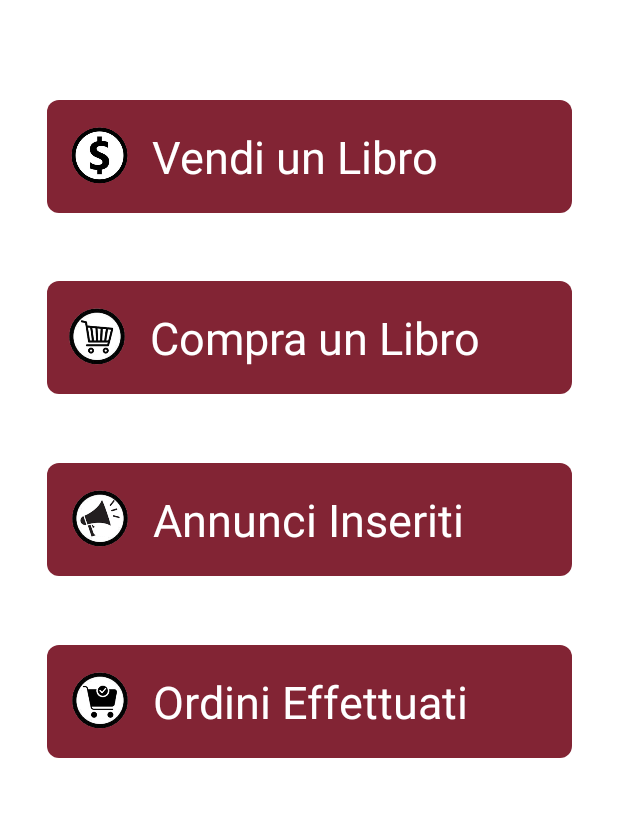
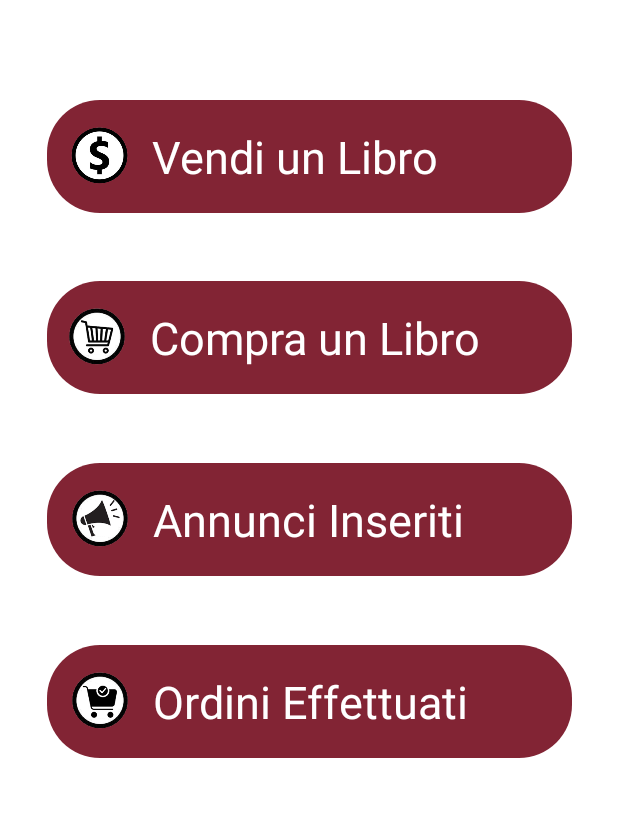
Before and after one commit to salvi-1883208/Compravendita-Libri-IUM, an Android app: the screen it shows after launch (HomeActivity), on a phone screen of 412 x 824 dp, the part 400-1217 px from its top. Run offline under Robolectric (Android 15) with nearby library versions, the phone set to English and light mode, and no system bars.

Commit message:
new home

```diff
--- a/app/src/main/res/drawable/bg_sapienza.xml
+++ b/app/src/main/res/drawable/bg_sapienza.xml
@@ -5,6 +5,6 @@
         />
     <corners
 
-        android:radius="8dp"
+        android:radius="35dp"
         />
 </shape>
```
